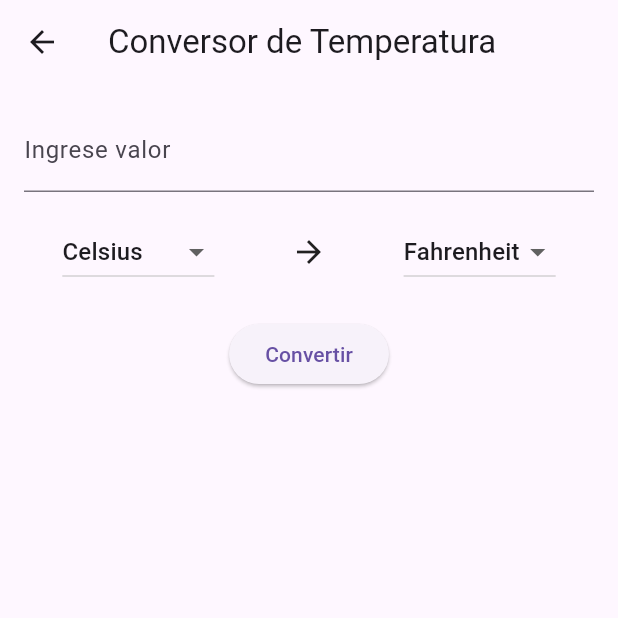
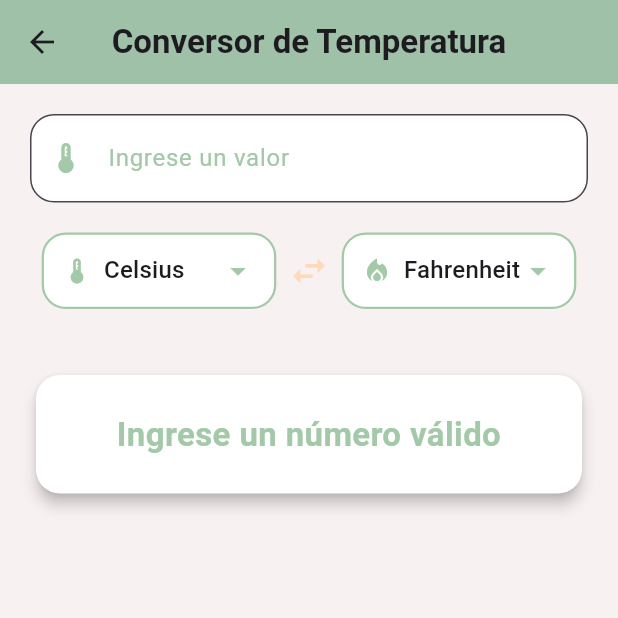
Before and after one commit to BerrioGoodman/unit_converter_flutter_flow, a Flutter app: the TemperatureConverterScreen screen opened directly, on a phone screen of 412 x 824 dp, the top half of it. Run offline on Flutter 3.47's test engine with Material 3 defaults, Android fonts, the phone set to English and light mode, and no system bars.

Commit message:
feature: mejorando estilos en la pantalla de conversión de temp y agregando navegación

```diff
--- a/unit_convert/lib/main.dart
+++ b/unit_convert/lib/main.dart
@@ -1,7 +1,5 @@
 import 'package:flutter/material.dart';
-import 'package:unit_convert/screens/temperature_converter_screen.dart';
-import 'package:unit_convert/screens/weight_converter_screen.dart';
-import 'screens/length_converter_screen.dart';
+import 'screens/home_screen.dart';
 
 void main() {
   runApp(UnitConverterApp());
@@ -16,7 +14,7 @@
     (
         title: 'Unit Converter',
         theme: ThemeData(primarySwatch: Colors.blue),
-        home: WeightConverterScreen(),
+        home: HomeScreen(),
     );
   }
 }
--- a/unit_convert/lib/screens/temperature_converter_screen.dart
+++ b/unit_convert/lib/screens/temperature_converter_screen.dart
@@ -3,90 +3,150 @@
 import '../services/conversion_service.dart';
 
 class TemperatureConverterScreen extends StatefulWidget {
-  const TemperatureConverterScreen({super.key});
-
   @override
-  State<TemperatureConverterScreen> createState() =>
-      _TemperatureConverterScreenState();
+  _TemperatureConverterScreenState createState() => _TemperatureConverterScreenState();
 }
 
-class _TemperatureConverterScreenState
-    extends State<TemperatureConverterScreen> {
+class _TemperatureConverterScreenState extends State<TemperatureConverterScreen> {
   final TextEditingController _controller = TextEditingController();
   String _fromUnit = 'Celsius';
   String _toUnit = 'Fahrenheit';
   double? _result;
 
+  // 🎨 Colores pastel
+  final Color pastelBackground = const Color(0xFFF8F1F1);
+  final Color pastelPrimary = const Color(0xFFA3C9A8);
+  final Color pastelAccent = const Color(0xFFFFDAB9);
+
+  // 📌 Íconos por unidad de temperatura
+  final Map<String, IconData> unitIcons = {
+    'Celsius': Icons.thermostat,
+    'Fahrenheit': Icons.local_fire_department,
+    'Kelvin': Icons.ac_unit,
+  };
+
   void _convert() {
+    double? input = double.tryParse(_controller.text);
+    if (input != null) {
       setState(() {
-      final input = double.tryParse(_controller.text);
-      if (input != null) {
-        _result = ConversionService.convertTemperature(
-          input,
-          _fromUnit,
-          _toUnit,
-        );
+        _result = ConversionService.convertTemperature(input, _fromUnit, _toUnit);
+      });
     } else {
+      setState(() {
         _result = null;
+      });
     }
-    });
   }
 
   @override
   Widget build(BuildContext context) {
     return Scaffold(
-      appBar: AppBar(title: const Text('Conversor de Temperatura')),
+      backgroundColor: pastelBackground,
+      appBar: AppBar(
+        title: const Text(
+          'Conversor de Temperatura',
+          style: TextStyle(fontWeight: FontWeight.bold),
+        ),
+        centerTitle: true,
+        elevation: 2,
+        backgroundColor: pastelPrimary,
+      ),
       body: Padding(
-        padding: const EdgeInsets.all(16),
+        padding: const EdgeInsets.all(20.0),
         child: Column(
+          crossAxisAlignment: CrossAxisAlignment.stretch,
           children: [
+            // Caja de texto
             TextField(
               controller: _controller,
               keyboardType: TextInputType.number,
-              decoration: const InputDecoration(labelText: 'Ingrese valor'),
+              style: const TextStyle(fontSize: 18),
+              decoration: InputDecoration(
+                labelText: 'Ingrese un valor',
+                labelStyle: TextStyle(color: pastelPrimary),
+                prefixIcon: Icon(Icons.thermostat, color: pastelPrimary),
+                filled: true,
+                fillColor: Colors.white,
+                border: OutlineInputBorder(
+                  borderRadius: BorderRadius.circular(16),
                 ),
-            const SizedBox(height: 16),
+              ),
+              onChanged: (value) => _convert(),
+            ),
+            const SizedBox(height: 20),
+
+            // Dropdowns alineados
             Row(
-              mainAxisAlignment: MainAxisAlignment.spaceAround,
+              mainAxisAlignment: MainAxisAlignment.spaceEvenly,
               children: [
-                DropdownButton<String>(
-                  value: _fromUnit,
-                  items: TemperatureUnits.units
-                      .map((unit) =>
-                          DropdownMenuItem(value: unit, child: Text(unit)))
-                      .toList(),
-                  onChanged: (value) {
+                _buildDropdown(_fromUnit, (value) {
                   setState(() => _fromUnit = value!);
-                  },
-                ),
-                const Icon(Icons.arrow_forward),
-                DropdownButton<String>(
-                  value: _toUnit,
-                  items: TemperatureUnits.units
-                      .map((unit) =>
-                          DropdownMenuItem(value: unit, child: Text(unit)))
-                      .toList(),
-                  onChanged: (value) {
+                  _convert();
+                }),
+                Icon(Icons.swap_horiz, color: pastelAccent, size: 28),
+                _buildDropdown(_toUnit, (value) {
                   setState(() => _toUnit = value!);
-                  },
-                ),
+                  _convert();
+                }),
               ],
             ),
-            const SizedBox(height: 20),
-            ElevatedButton(
-              onPressed: _convert,
-              child: const Text('Convertir'),
+            const SizedBox(height: 40),
+
+            // Resultado estilizado con fondo blanco y sombra
+            Card(
+              color: Colors.white,
+              elevation: 4,
+              shape: RoundedRectangleBorder(
+                  borderRadius: BorderRadius.circular(16)),
+              child: Padding(
+                padding: const EdgeInsets.all(24.0),
+                child: Text(
+                  _result == null
+                      ? 'Ingrese un número válido'
+                      : 'Resultado:\n${_result!.toStringAsFixed(2)} $_toUnit',
+                  textAlign: TextAlign.center,
+                  style: TextStyle(
+                    fontSize: 22,
+                    fontWeight: FontWeight.bold,
+                    color: pastelPrimary,
                   ),
-            const SizedBox(height: 20),
-            if (_result != null)
-              Text(
-                'Resultado: ${_result!.toStringAsFixed(2)} $_toUnit',
-                style:
-                    const TextStyle(fontSize: 20, fontWeight: FontWeight.bold),
+                ),
+              ),
             ),
           ],
         ),
       ),
     );
   }
+
+  // Método para dropdown con íconos
+  Widget _buildDropdown(String currentValue, ValueChanged<String?> onChanged) {
+    return Container(
+      padding: const EdgeInsets.symmetric(horizontal: 12),
+      decoration: BoxDecoration(
+        color: Colors.white,
+        borderRadius: BorderRadius.circular(16),
+        border: Border.all(color: pastelPrimary, width: 1.5),
+      ),
+      child: DropdownButton<String>(
+        value: currentValue,
+        underline: const SizedBox(),
+        icon: Icon(Icons.arrow_drop_down, color: pastelPrimary),
+        items: TemperatureUnits.units.map((unit) {
+          return DropdownMenuItem(
+            value: unit,
+            child: Row(
+              children: [
+                Icon(unitIcons[unit] ?? Icons.help_outline,
+                    color: pastelPrimary, size: 20),
+                const SizedBox(width: 8),
+                Text(unit),
+              ],
+            ),
+          );
+        }).toList(),
+        onChanged: onChanged,
+      ),
+    );
   }
+}
--- a/unit_convert/lib/screens/weight_converter_screen.dart
+++ b/unit_convert/lib/screens/weight_converter_screen.dart
@@ -126,7 +126,7 @@
                   style: TextStyle(
                     fontSize: 20,
                     fontWeight: FontWeight.bold,
-                    color: _error != null ? Colors.red : pastelPrimary,
+                    color: _error != null ? Colors.black : pastelPrimary,
                   ),
                 ),
               ),
--- a/unit_convert/lib/services/conversion_service.dart
+++ b/unit_convert/lib/services/conversion_service.dart
@@ -1,4 +1,3 @@
-import '../models/conversion_rates.dart';
 
 class ConversionService {
   static double? convert(double value, String fromUnit, String toUnit, Map<String, double> rates)
```
Also changed, not shown: unit_convert/lib/screens/home_screen.dart (added, +50 -0 lines), 1 other file. Lines whose indentation alone changed are shown as unchanged.
